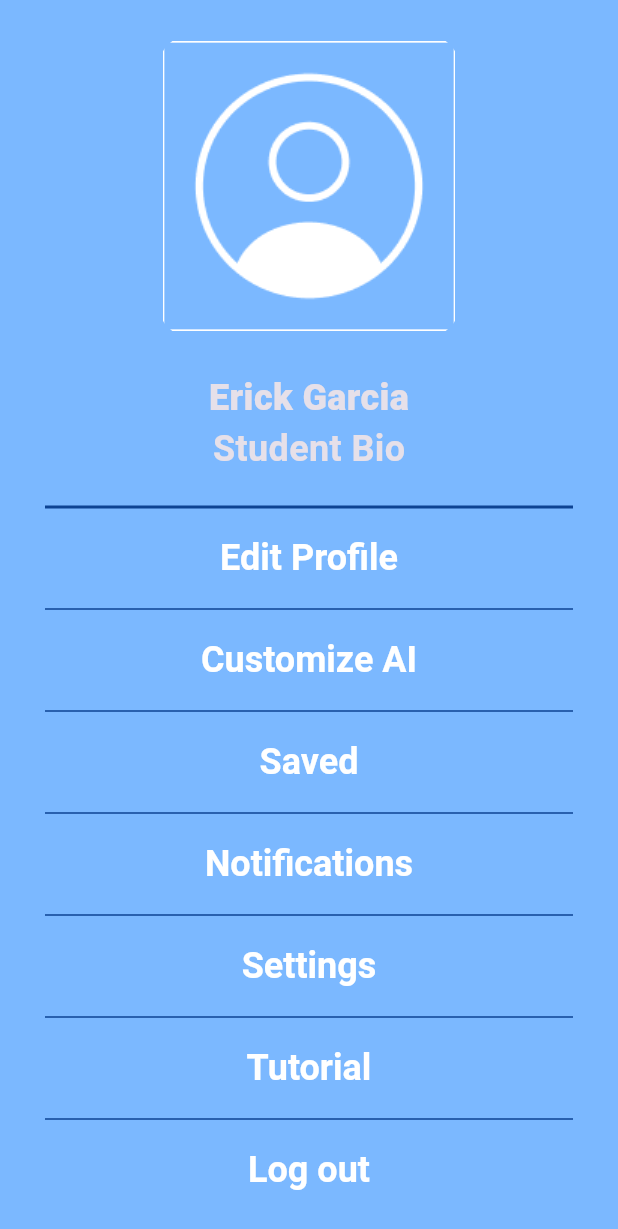
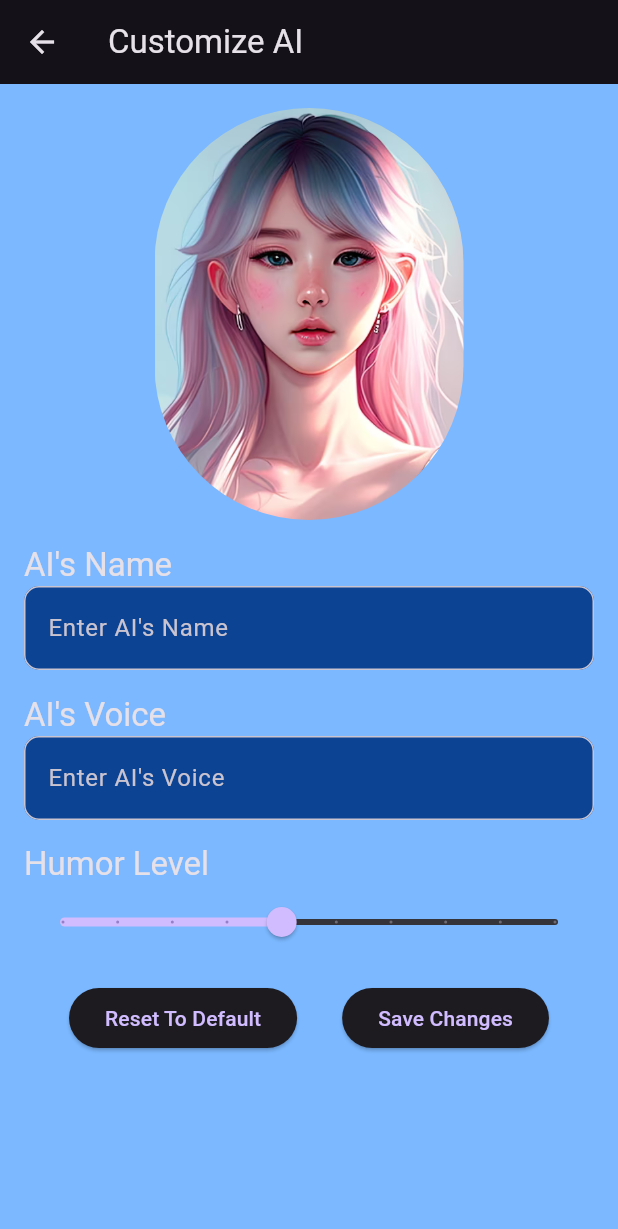
Before and after one commit to oscararenas12/ASAAP, a Flutter app: the ProfilePage screen opened directly, after a tap on "Customize AI", on a phone screen of 412 x 824 dp. Shown: the top 1229 px of the screen. Run offline on Flutter 3.47's test engine with Material 3 defaults, Android fonts, the phone set to English and light mode, and no system bars; our stand-ins replace cloud_firestore, dash_chat_2, firebase_auth, firebase_core, flutter_map, flutter_svg and 3 more; missing offline and left inert: chat_gpt_sdk; accounts and stored records are empty; Roboto replaces fonts that are missing (Urbanist); project files that could hold a hidden picture were left out.

Commit message:
Revert "Revert "Merge branch 'main' of https://github.com/ErickGarcia23/491B-ASAAPP""
This reverts commit d9a139dd5fee8f9157f37a77ef3c17510130acc7.

```diff
--- a/flutter_491/lib/config/app_routes.dart
+++ b/flutter_491/lib/config/app_routes.dart
@@ -8,6 +8,7 @@ import 'package:flutter_491/pages/news_page.dart';
 import 'package:flutter_491/pages/notifications_page.dart';
 import 'package:flutter_491/pages/settings_page.dart';
 import 'package:flutter_491/pages/signup_page.dart';
+import 'package:flutter_491/pages/customizeAI.dart';
 
 class AppRoutes{
 
@@ -17,10 +18,11 @@ class AppRoutes{
         news:(context) => NewsPage(),
         main:(context) => MainPage(),
         signup:(context) => SignUpPage(),
+        Settings:(context) => SettingsPage(),
+        customize_AI:(context) => CustomizeAIPage(),
 
         //home_page navigator
         edit_profile:(context) => EditProfilePage(),
-        Settings:(context) => SettingsPage(),
         map:(context) => MapPage(),
         chat:(context) => ChatPage(),
         notifications_page:(context) => NotificationPage(),
@@ -40,4 +42,5 @@ class AppRoutes{
   static const Settings = '/Settings';
   static const notifications_page = '/notifications_page';
   static const signup = '/signup';
+  static const customize_AI = '/customize_AI';
 }
--- /dev/null
+++ b/flutter_491/lib/pages/customizeAI.dart
@@ -0,0 +1,151 @@
+import 'package:flutter/material.dart';
+import 'package:flutter_491/styles/app_colors.dart';
+
+class CustomizeAIPage extends StatefulWidget {
+  const CustomizeAIPage({Key? key}) : super(key: key);
+
+  @override
+  _CustomizeAIPageState createState() => _CustomizeAIPageState();
+}
+
+class _CustomizeAIPageState extends State<CustomizeAIPage> {
+  // Placeholder values for AI customization
+  String _aiName = 'AI Name';
+  String _aiVoice = 'Default Voice';
+  int _humorLevel = 5;
+
+  // Placeholder image for AI appearance
+  String _aiAppearanceImage = 'assets/images/AIpic.png';
+
+  // Reset AI customization to default values
+  void _resetToDefault() {
+    setState(() {
+      _aiName = 'AI Name';
+      _aiVoice = 'Default Voice';
+      _humorLevel = 5;
+      // Reset AI appearance image if needed
+    });
+  }
+
+  // Save changes to AI customization
+  void _saveChanges() {
+    // Implement logic to save changes
+    // You may want to save these values to shared preferences or a database
+  }
+
+  @override
+  Widget build(BuildContext context) {
+    return Scaffold(
+      appBar: AppBar(
+        title: Text('Customize AI'),
+      ),
+      body: SingleChildScrollView(
+        padding: EdgeInsets.all(16),
+        child: Column(
+          crossAxisAlignment: CrossAxisAlignment.start,
+          children: [
+            // AI Appearance Section
+            Align(
+              alignment: Alignment.center,
+              child: Container(
+                width: MediaQuery.of(context).size.width / 2,
+                height: MediaQuery.of(context).size.height / 3,
+                decoration: BoxDecoration(
+                  shape: BoxShape.circle,
+                  image: DecorationImage(
+                    image: AssetImage(_aiAppearanceImage),
+                    fit: BoxFit.cover,
+                  ),
+                ),
+                child: ClipRRect(
+                  borderRadius: BorderRadius.circular(
+                    MediaQuery.of(context).size.height / 6,
+                  ),
+                  child: Image.asset(_aiAppearanceImage, fit: BoxFit.cover),
+                ),
+              ),
+            ),
+            SizedBox(height: 16),
+
+            // AI's Name Section
+            Text(
+              'AI\'s Name',
+              style: Theme.of(context).textTheme.headline6,
+            ),
+            TextField(
+              onChanged: (value) {
+                setState(() {
+                  _aiName = value;
+                });
+              },
+              decoration: InputDecoration(
+                hintText: 'Enter AI\'s Name',
+                filled: true,
+                fillColor: AppColors.darkblue,
+                border: OutlineInputBorder(
+                  borderRadius: BorderRadius.circular(10.0),
+                ),
+              ),
+            ),
+            SizedBox(height: 16),
+
+            // AI's Voice Section
+            Text(
+              'AI\'s Voice',
+              style: Theme.of(context).textTheme.headline6,
+            ),
+            TextField(
+              onChanged: (value) {
+                setState(() {
+                  _aiVoice = value;
+                });
+              },
+              decoration: InputDecoration(
+                hintText: 'Enter AI\'s Voice',
+                filled: true,
+                fillColor: AppColors.darkblue,
+                border: OutlineInputBorder(
+                  borderRadius: BorderRadius.circular(10.0),
+                ),
+              ),
+            ),
+            SizedBox(height: 16),
+
+            // Humor Level Section
+            Text(
+              'Humor Level',
+              style: Theme.of(context).textTheme.headline6,
+            ),
+            Slider(
+              value: _humorLevel.toDouble(),
+              min: 1,
+              max: 10,
+              divisions: 9,
+              onChanged: (value) {
+                setState(() {
+                  _humorLevel = value.toInt();
+                });
+              },
+            ),
+            SizedBox(height: 16),
+
+            // Buttons Section
+            Row(
+              mainAxisAlignment: MainAxisAlignment.spaceEvenly,
+              children: [
+                ElevatedButton(
+                  onPressed: _resetToDefault,
+                  child: Text('Reset To Default'),
+                ),
+                ElevatedButton(
+                  onPressed: _saveChanges,
+                  child: Text('Save Changes'),
+                ),
+              ],
+            ),
+          ],
+        ),
+      ),
+    );
+  }
+}
--- a/flutter_491/lib/pages/edit_profile_page.dart
+++ b/flutter_491/lib/pages/edit_profile_page.dart
@@ -1,7 +1,9 @@
 import 'package:flutter/material.dart';
 import 'package:flutter_491/components/app_textfield.dart';
+import 'package:flutter_491/components/post_item.dart';
 import 'package:flutter_491/components/toolbar.dart';
 import 'package:flutter_491/components/user_avatar.dart';
+import 'package:flutter_491/config/app_routes.dart';
 import 'package:flutter_491/styles/app_colors.dart';
 
 class EditProfilePage extends StatelessWidget {
@@ -44,7 +46,10 @@ class EditProfilePage extends StatelessWidget {
                       child: Icon(Icons.edit,
                       size: 20,
                       ))
+
                   ),
+
+
 
                 ],
               ),
--- a/flutter_491/lib/pages/map_page.dart
+++ b/flutter_491/lib/pages/map_page.dart
@@ -17,6 +17,7 @@ class MapPage extends StatelessWidget {
           center: LatLng(33.7838, -118.1141),zoom: 16,),
 
         children: [
+
 
         //from flutter_map documentation
           TileLayer(
--- a/flutter_491/lib/pages/profile_page.dart
+++ b/flutter_491/lib/pages/profile_page.dart
@@ -67,6 +67,7 @@ class ProfilePage extends StatelessWidget {
 
 
             TextButton(onPressed: () {
+              Navigator.of(context).pushNamed(AppRoutes.customize_AI);
               print('customize AI clicked');
             },
             style: TextButton.styleFrom(
--- a/flutter_491/lib/pages/signup_page.dart
+++ b/flutter_491/lib/pages/signup_page.dart
@@ -3,6 +3,7 @@ import 'package:flutter/material.dart';
 import 'package:firebase_auth/firebase_auth.dart';
 import 'package:cloud_firestore/cloud_firestore.dart';
 import 'package:flutter_491/config/app_routes.dart';
+import 'package:flutter_491/styles/app_colors.dart';
 
 class SignUpPage extends StatefulWidget {
   @override
@@ -46,6 +47,7 @@ class _SignUpPageState extends State<SignUpPage> {
   Widget build(BuildContext context) {
     return Scaffold(
       appBar: AppBar(
+        backgroundColor: AppColors.darkblue,
         title: Text('Create Account'),
           // Add a back button to the AppBar
         leading: IconButton(
--- a/flutter_491/pubspec.yaml
+++ b/flutter_491/pubspec.yaml
@@ -36,6 +36,7 @@ dependencies:
   table_calendar: ^3.0.9
   intl: ^0.18.1
   shared_preferences: ^2.0.10
+  url_launcher: ^6.2.4
 
 # CHAT GPT dependency implementation
   dash_chat_2: ^0.0.19
```
Also changed, not shown: flutter_491/lib/components/post_item.dart (+81 -5 lines), flutter_491/lib/pages/news_page.dart (+7 -3 lines), flutter_491/lib/pages/settings_page.dart (+134 -74 lines), flutter_491/assets/images/AIpic.png (added), flutter_491/pubspec.lock.
